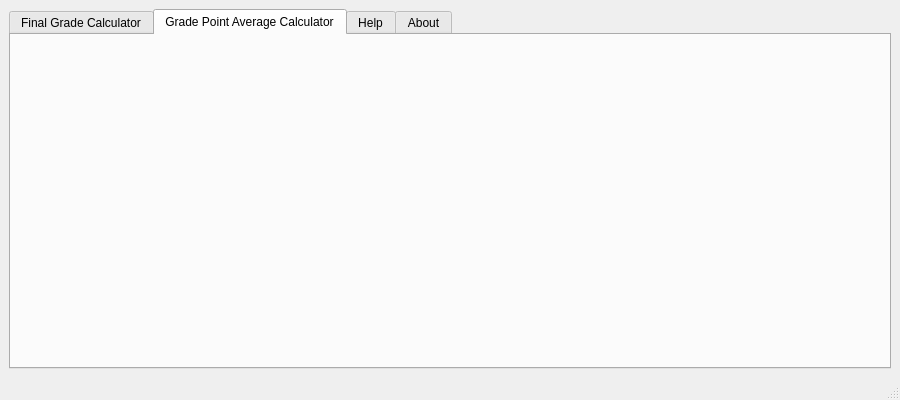
Qt form CalculateGPA/TestUI.ui (Golden-Boy/GpaCalculator) before a commit.
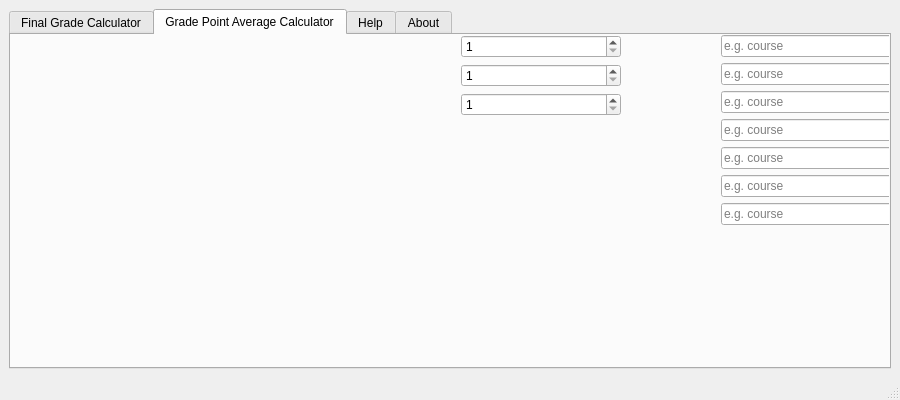
The same form after that commit. The open tabs and pages were chosen to show the change.

Diff of the .ui file:
```diff
--- a/CalculateGPA/TestUI.ui
+++ b/CalculateGPA/TestUI.ui
@@ -154,6 +154,115 @@
          <attribute name="title">
           <string>Grade Point Average Calculator</string>
          </attribute>
+         <widget class="QWidget" name="formLayoutWidget">
+          <property name="geometry">
+           <rect>
+            <x>710</x>
+            <y>0</y>
+            <width>171</width>
+            <height>291</height>
+           </rect>
+          </property>
+          <layout class="QFormLayout" name="formLayout">
+           <item row="0" column="0" colspan="2">
+            <widget class="QLineEdit" name="lineEdit_4">
+             <property name="inputMask">
+              <string/>
+             </property>
+             <property name="placeholderText">
+              <string>e.g. course</string>
+             </property>
+            </widget>
+           </item>
+           <item row="1" column="0" colspan="2">
+            <widget class="QLineEdit" name="lineEdit_5">
+             <property name="placeholderText">
+              <string>e.g. course</string>
+             </property>
+            </widget>
+           </item>
+           <item row="2" column="0" colspan="2">
+            <widget class="QLineEdit" name="lineEdit_6">
+             <property name="placeholderText">
+              <string>e.g. course</string>
+             </property>
+            </widget>
+           </item>
+           <item row="3" column="0" colspan="2">
+            <widget class="QLineEdit" name="lineEdit_7">
+             <property name="placeholderText">
+              <string>e.g. course</string>
+             </property>
+            </widget>
+           </item>
+           <item row="4" column="0" colspan="2">
+            <widget class="QLineEdit" name="lineEdit_9">
+             <property name="placeholderText">
+              <string>e.g. course</string>
+             </property>
+            </widget>
+           </item>
+           <item row="5" column="0" colspan="2">
+            <widget class="QLineEdit" name="lineEdit_8">
+             <property name="placeholderText">
+              <string>e.g. course</string>
+             </property>
+            </widget>
+           </item>
+           <item row="6" column="0" colspan="2">
+            <widget class="QLineEdit" name="lineEdit_10">
+             <property name="placeholderText">
+              <string>e.g. course</string>
+             </property>
+            </widget>
+           </item>
+          </layout>
+         </widget>
+         <widget class="QWidget" name="formLayoutWidget_2">
+          <property name="geometry">
+           <rect>
+            <x>450</x>
+            <y>0</y>
+            <width>160</width>
+            <height>301</height>
+           </rect>
+          </property>
+          <layout class="QFormLayout" name="formLayout_2">
+           <property name="fieldGrowthPolicy">
+            <enum>QFormLayout::ExpandingFieldsGrow</enum>
+           </property>
+           <item row="0" column="0" colspan="2">
+            <widget class="QSpinBox" name="spinBox">
+             <property name="minimum">
+              <number>1</number>
+             </property>
+             <property name="maximum">
+              <number>6</number>
+             </property>
+            </widget>
+           </item>
+           <item row="1" column="0" colspan="2">
+            <widget class="QSpinBox" name="spinBox_2">
+             <property name="minimum">
+              <number>1</number>
+             </property>
+             <property name="maximum">
+              <number>6</number>
+             </property>
+            </widget>
+           </item>
+           <item row="2" column="0" colspan="2">
+            <widget class="QSpinBox" name="spinBox_3">
+             <property name="minimum">
+              <number>1</number>
+             </property>
+             <property name="maximum">
+              <number>6</number>
+             </property>
+            </widget>
+           </item>
+          </layout>
+         </widget>
         </widget>
         <widget class="QWidget" name="tab_4">
          <attribute name="title">
```
Left out of the diff: 8 changed lines with no effect on the pictures.
